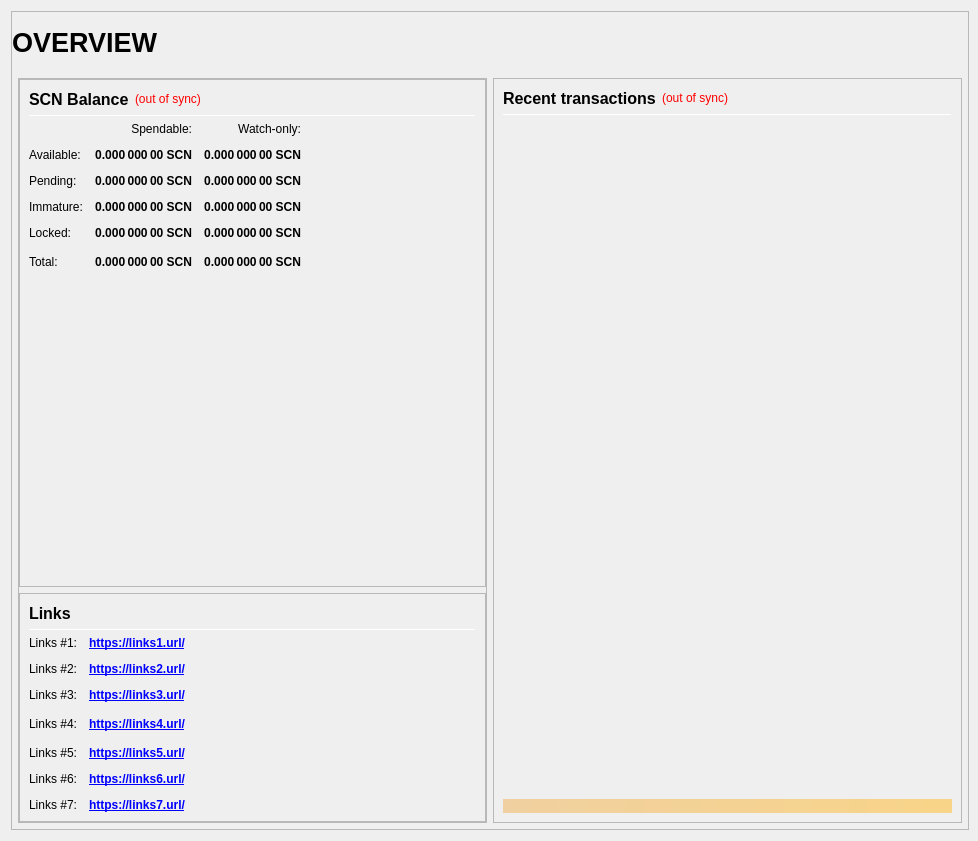
This is src/qt/forms/overviewpage.ui in securecloudnet/SecureCloud as Qt 5 draws it before an edit. The edited form follows.
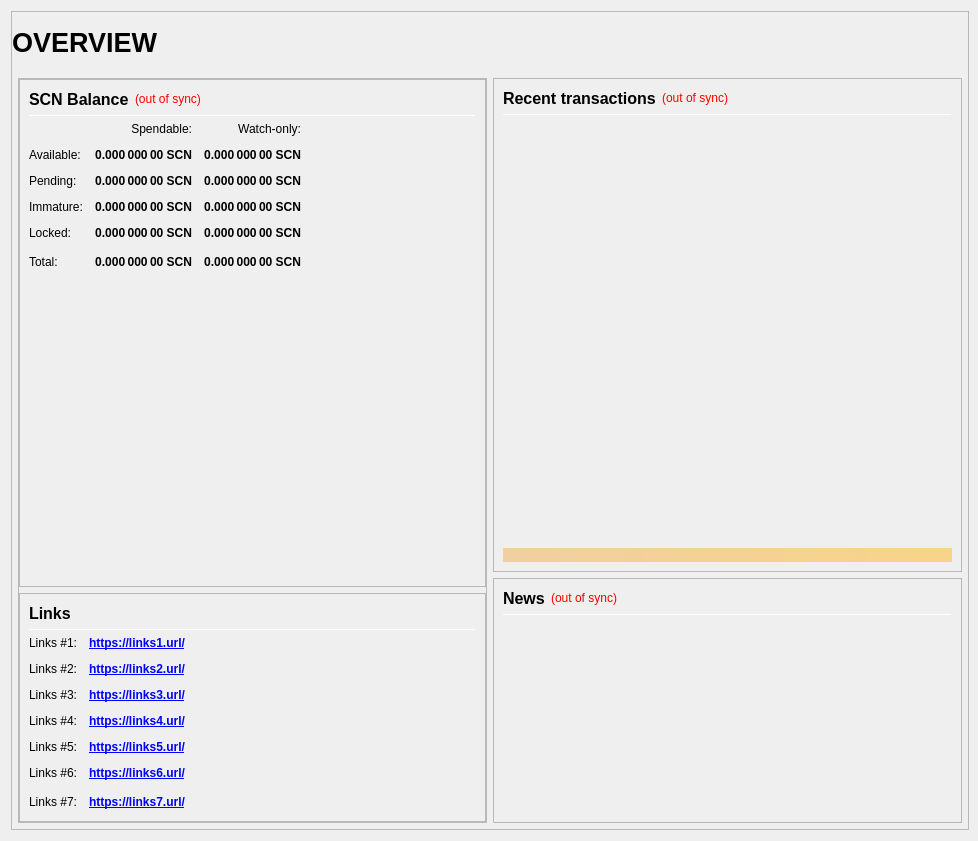
This is the edited form.

Commit message: News QPanel implemented

```diff
--- a/src/qt/forms/overviewpage.ui
+++ b/src/qt/forms/overviewpage.ui
@@ -200,7 +200,7 @@
                  <property name="frameShadow">
                   <enum>QFrame::Raised</enum>
                  </property>
-                 <layout class="QVBoxLayout" name="verticalLayout" stretch="0,0,0,0">
+                 <layout class="QVBoxLayout" name="verticalLayout" stretch="0,0">
                   <property name="leftMargin">
                    <number>0</number>
                   </property>
@@ -821,19 +821,6 @@
                          </property>
                         </widget>
                        </item>
-                       <item row="4" column="2">
-                        <spacer name="horizontalSpacer_Links_2">
-                         <property name="orientation">
-                          <enum>Qt::Horizontal</enum>
-                         </property>
-                         <property name="sizeHint" stdset="0">
-                          <size>
-                           <width>40</width>
-                           <height>20</height>
-                          </size>
-                         </property>
-                        </spacer>
-                       </item>
                        <item row="5" column="0">
                         <widget class="QLabel" name="labelLinks5">
                          <property name="text">
@@ -912,6 +899,19 @@
                          </property>
                         </widget>
                        </item>
+                       <item row="7" column="2">
+                        <spacer name="horizontalSpacer_Links_2">
+                         <property name="orientation">
+                          <enum>Qt::Horizontal</enum>
+                         </property>
+                         <property name="sizeHint" stdset="0">
+                          <size>
+                           <width>40</width>
+                           <height>20</height>
+                          </size>
+                         </property>
+                        </spacer>
+                       </item>
                       </layout>
                      </item>
                     </layout>
@@ -938,7 +938,7 @@
                  <property name="frameShadow">
                   <enum>QFrame::Raised</enum>
                  </property>
-                 <layout class="QVBoxLayout" name="verticalLayout_1" stretch="0,0,0,0,0">
+                 <layout class="QVBoxLayout" name="verticalLayout_1" stretch="0,0,0,0,0,0,0">
                   <item>
                    <layout class="QHBoxLayout" name="horizontalLayout_2">
                     <item>
@@ -1080,6 +1080,130 @@
                  </layout>
                 </widget>
                </item>
+               <item>
+                <widget class="QFrame" name="frame_News">
+                 <property name="minimumSize">
+                  <size>
+                   <width>0</width>
+                   <height>0</height>
+                  </size>
+                 </property>
+                 <property name="frameShape">
+                  <enum>QFrame::StyledPanel</enum>
+                 </property>
+                 <property name="frameShadow">
+                  <enum>QFrame::Raised</enum>
+                 </property>
+                 <layout class="QVBoxLayout" name="verticalLayout_1" stretch="0,0,0,0,0,0,0">
+                  <item>
+                   <layout class="QHBoxLayout" name="horizontalLayout_News">
+                    <item>
+                     <widget class="QLabel" name="labelNews">
+                      <property name="minimumSize">
+                       <size>
+                        <width>0</width>
+                        <height>20</height>
+                       </size>
+                      </property>
+                      <property name="font">
+                       <font>
+                        <pointsize>12</pointsize>
+                        <weight>75</weight>
+                        <bold>true</bold>
+                       </font>
+                      </property>
+                      <property name="text">
+                       <string>News</string>
+                      </property>
+                     </widget>
+                    </item>
+                    <item>
+                     <widget class="QLabel" name="labelNewsStatus">
+                      <property name="cursor">
+                       <cursorShape>WhatsThisCursor</cursorShape>
+                      </property>
+                      <property name="toolTip">
+                       <string>The displayed information may be out of date. Your wallet automatically synchronizes with the SCN network after a connection is established, but this process has not completed yet.</string>
+                      </property>
+                      <property name="styleSheet">
+                       <string notr="true">QLabel { color: red; }</string>
+                      </property>
+                      <property name="text">
+                       <string notr="true">(out of sync)</string>
+                      </property>
+                      <property name="alignment">
+                       <set>Qt::AlignRight|Qt::AlignTrailing|Qt::AlignVCenter</set>
+                      </property>
+                     </widget>
+                    </item>
+                    <item>
+                     <spacer name="horizontalSpacer">
+                      <property name="orientation">
+                       <enum>Qt::Horizontal</enum>
+                      </property>
+                      <property name="sizeHint" stdset="0">
+                       <size>
+                        <width>40</width>
+                        <height>20</height>
+                       </size>
+                      </property>
+                     </spacer>
+                    </item>
+                   </layout>
+                  </item>
+                  <item>
+                   <widget class="Line" name="line_News">
+                    <property name="minimumSize">
+                     <size>
+                      <width>0</width>
+                      <height>1</height>
+                     </size>
+                    </property>
+                    <property name="maximumSize">
+                     <size>
+                      <width>16777215</width>
+                      <height>1</height>
+                     </size>
+                    </property>
+                    <property name="orientation">
+                     <enum>Qt::Horizontal</enum>
+                    </property>
+                   </widget>
+                  </item>
+                  <item>
+                   <widget class="QListView" name="listNews">
+                    <property name="minimumSize">
+                     <size>
+                      <width>0</width>
+                      <height>0</height>
+                     </size>
+                    </property>
+                    <property name="styleSheet">
+                     <string notr="true">QListView { background: transparent; }</string>
+                    </property>
+                    <property name="frameShape">
+                     <enum>QFrame::NoFrame</enum>
+                    </property>
+                    <property name="verticalScrollBarPolicy">
+                     <enum>Qt::ScrollBarAsNeeded</enum>
+                    </property>
+                    <property name="horizontalScrollBarPolicy">
+                     <enum>Qt::ScrollBarAsNeeded</enum>
+                    </property>
+                    <property name="selectionMode">
+                     <enum>QAbstractItemView::SingleSelection</enum>
+                    </property>
+                    <property name="selectionBehavior">
+                     <enum>QAbstractItemView::SelectRows</enum>
+                    </property>
+                    <property name="verticalScrollMode">
+                     <enum>QAbstractItemView::ScrollPerItem</enum>
+                    </property>
+                   </widget>
+                  </item>
+                 </layout>
+                </widget>
+               </item>
               </layout>
              </item>
             </layout>
```
Left out of the diff: 12 changed lines with no effect on the pictures. The commit also changes 5 other files.
